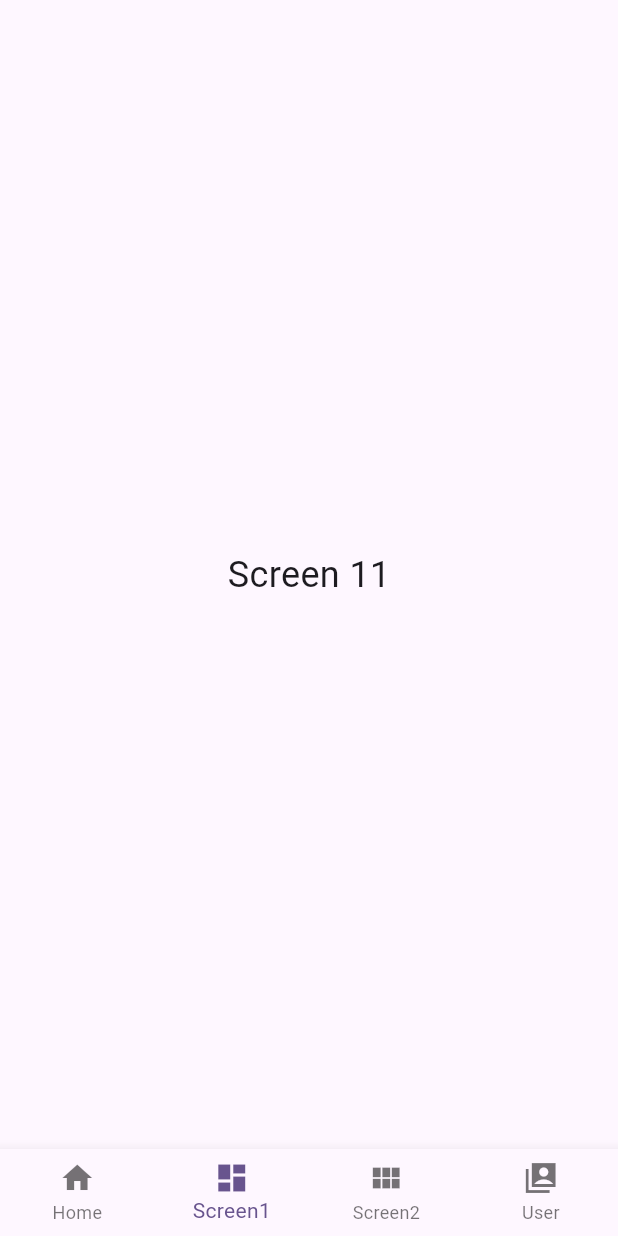
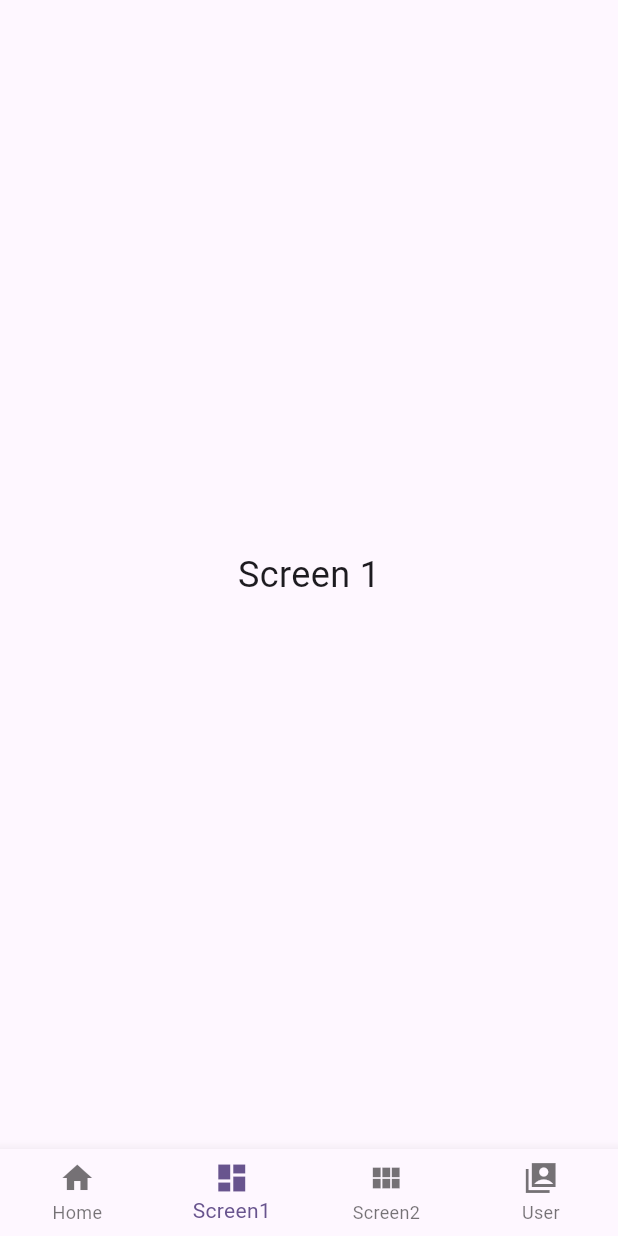
Before and after one commit to celessenternal/StudyWAJ, a Flutter app: the screen it shows after launch, item 2 of the bottom bar chosen, on a phone screen of 412 x 824 dp. Run offline on Flutter 3.47's test engine with Material 3 defaults, Android fonts, the phone set to English and light mode, and no system bars.

Commit message:
Test change

```diff
--- a/lib/UI/Screen1.dart
+++ b/lib/UI/Screen1.dart
@@ -6,7 +6,7 @@ class Screen1 extends StatelessWidget {
   @override
   Widget build(BuildContext context) {
     return const Center(
-      child: Text('Screen 11', style: TextStyle(fontSize: 24)),
+      child: Text('Screen 1', style: TextStyle(fontSize: 24)),
     );
   }
 }
```
